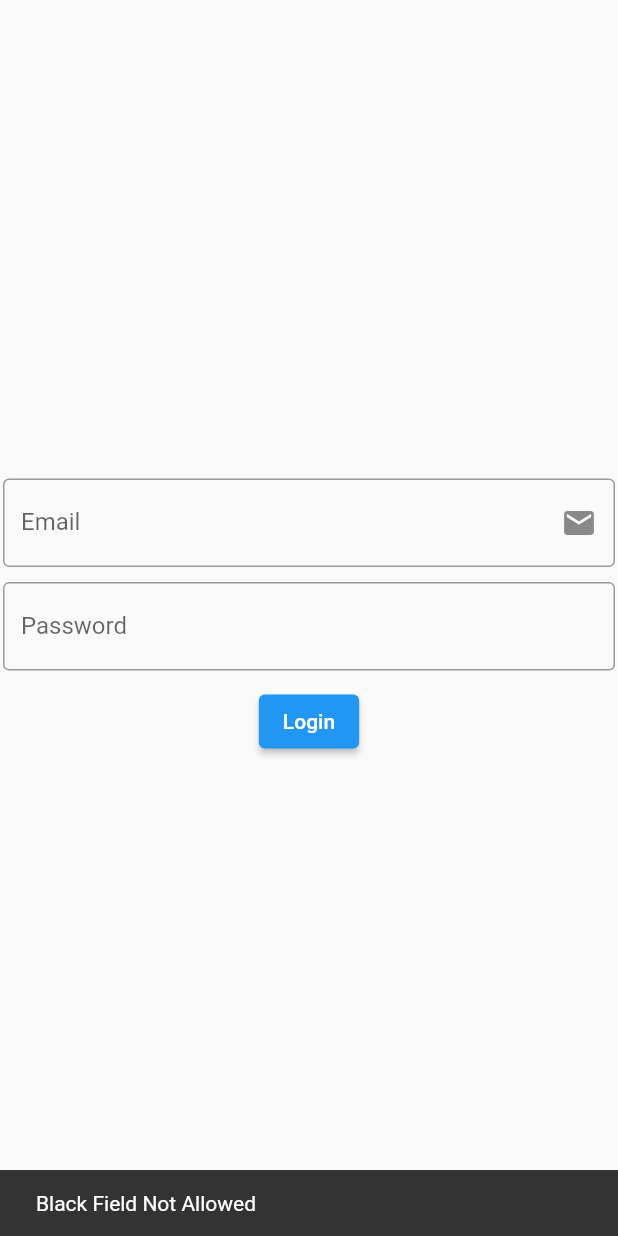
After one commit to Blockchain-Research-Lab-Trainees/stock_app, a Flutter app: the Login screen opened by its route, after a tap on "Login", on a phone screen of 412 x 824 dp. The commit adds this screen. Run offline on Flutter 3.47's test engine with Material 2 defaults, Android fonts, the phone set to English and light mode, and no system bars; our stand-ins replace sensors_plus.

Commit message:
add code for signup/login via api but able to find free api with endpoints having signup/login opt

```diff
--- /dev/null
+++ b/lib/Pages/signup_auth.dart
@@ -0,0 +1,75 @@
+import 'package:flutter/material.dart';
+import 'package:http/http.dart' as http;
+import 'package:stock_app/Pages/HttpPage.dart';
+class Login extends StatefulWidget {
+
+  @override
+  State<Login> createState() => _LoginState();
+}
+
+class _LoginState extends State<Login> {
+  var emailController = TextEditingController();
+  var passController = TextEditingController();
+
+  @override
+  Widget build(BuildContext context) {
+    return Scaffold(
+      body: Padding(
+        padding: EdgeInsets.all(2.0),
+        child: Column(
+          mainAxisAlignment: MainAxisAlignment.center,
+          children: [
+            TextFormField(
+              controller: emailController,
+              decoration: InputDecoration(
+                labelText: "Email",
+                border: OutlineInputBorder(),
+                suffixIcon: Icon(Icons.email),
+              ),
+            ),
+            SizedBox(height: 10,),
+            TextFormField(
+              controller: passController,
+              decoration: InputDecoration(
+                labelText: "Password",
+                border: OutlineInputBorder(),
+                // suffixIcon: Icon(Icons.email),
+              ),
+            ),
+            SizedBox(height: 10,),
+            ElevatedButton(onPressed: (){
+              signUp();
+            }, child: Text('Login'),),
+          ],
+        ),
+      ),
+    );
+  }
+  Future <void> signUp()async{
+    final headers = {
+      'content-type': 'application/x-www-form-urlencoded',
+      'Origin': 'http://127.0.0.1',
+      'X-RapidAPI-Key': '1e71ef091fmsh9f841ffb3c10310p19c60fjsna11ad101e2b5',
+      'X-RapidAPI-Host': 'login-signup.p.rapidapi.com',
+    };
+    if(emailController.text.isNotEmpty&&passController.text.isNotEmpty){
+    var response = await http.post(Uri.parse("https://login-signup.p.rapidapi.com/public/v1/signup.php"),
+        headers:headers,
+        body:({
+          'email':emailController.text,
+          'password':passController.text,
+        }));
+    print(response.body);
+    if(response.statusCode==200){
+      Navigator.push(context,  MaterialPageRoute(builder: (context) => HttpPage()));
+
+    }else{
+      ScaffoldMessenger.of(context).showSnackBar(
+        SnackBar(content: Text('Invalid Credentials'),),);
+    }
+    }else{
+      ScaffoldMessenger.of(context).showSnackBar(
+          SnackBar(content: Text('Black Field Not Allowed'),),);
+    }
+  }
+}
--- a/lib/main.dart
+++ b/lib/main.dart
@@ -1,6 +1,7 @@
 import 'package:flutter/material.dart';
 import 'Pages/DetailStock.dart';
 import 'Pages/FirstPage.dart';
+import 'Pages/signup_auth.dart';
 import 'utils/Routes.dart';
 import 'package:flutter/services.dart';
 import 'package:stock_app/Pages/HttpPage.dart';
@@ -26,6 +27,7 @@ class MyApp extends StatelessWidget {
         '/': (context) => FirstPage(),
         MyRoutes.HttpPageRoutes: (context) => HttpPage(),
         MyRoutes.FirstPageRoutes:(context) => FirstPage(),
+        MyRoutes.Login_auth:(context) => Login(),
         }
     );
   }
--- a/lib/utils/Routes.dart
+++ b/lib/utils/Routes.dart
@@ -2,4 +2,5 @@ class MyRoutes{
   static String HttpPageRoutes = "/HttpPage";
   static String DetailStockRoutes ="/DetailStock";
   static String FirstPageRoutes ="/FirstPage";
+  static String Login_auth ="/Login";
 }
```
Also changed, not shown: lib/Pages/HttpPage.dart (+9 -1 lines).
